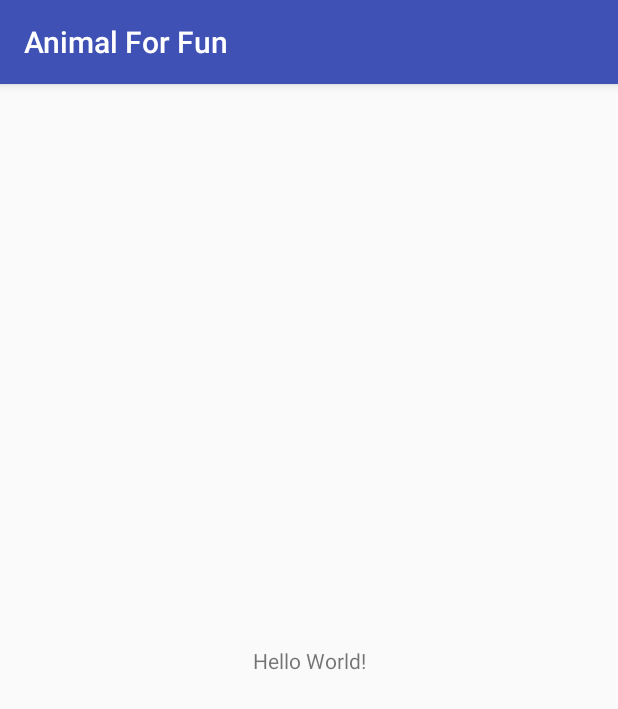
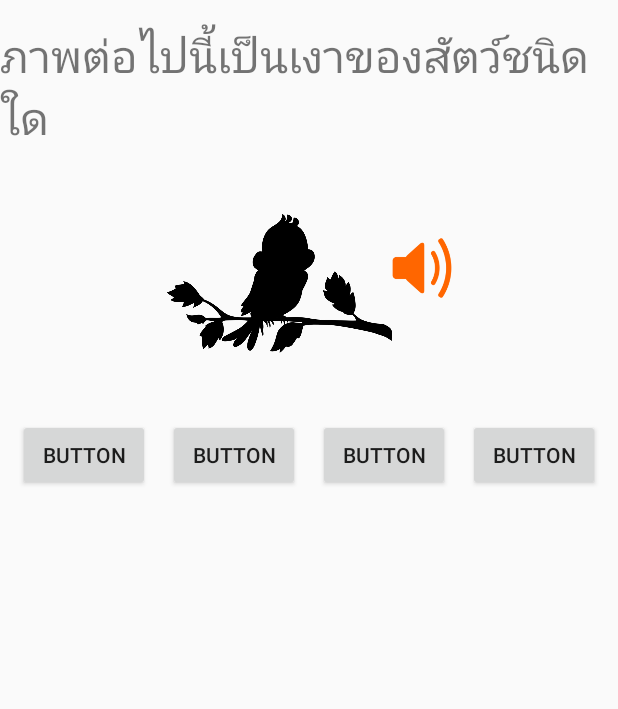
Before and after one commit to aornpl/AnimalForFun, an Android app: the MainActivity screen opened directly, with no data from a screen before it, on a phone screen of 412 x 824 dp. Shown: the top 709 px of the screen. Run offline under Robolectric (Android 15) with nearby library versions, the phone set to English and light mode, and no system bars.

Commit message:
Design Game UI Complete

```diff
--- a/app/src/main/res/layout/activity_main.xml
+++ b/app/src/main/res/layout/activity_main.xml
@@ -9,10 +9,80 @@
     <TextView
         android:layout_width="wrap_content"
         android:layout_height="wrap_content"
-        android:text="Hello World!"
-        app:layout_constraintBottom_toBottomOf="parent"
+        android:layout_marginTop="@dimen/my_margin"
+        android:text="@string/question"
+        android:textSize="@dimen/h1"
         app:layout_constraintLeft_toLeftOf="parent"
         app:layout_constraintRight_toRightOf="parent"
-        app:layout_constraintTop_toTopOf="parent" />
+        app:layout_constraintTop_toTopOf="parent"
+        android:id="@+id/textView2" />
+
+    <ImageView
+        android:id="@+id/imvQuestion"
+        android:layout_width="150dp"
+        android:layout_height="150dp"
+        android:layout_marginTop="@dimen/my_margin"
+        app:layout_constraintHorizontal_chainStyle="packed"
+        app:layout_constraintLeft_toLeftOf="parent"
+        app:layout_constraintRight_toLeftOf="@+id/imbVolume"
+        app:layout_constraintTop_toBottomOf="@+id/textView2"
+        app:srcCompat="@drawable/bird_02" />
+
+    <ImageButton
+        android:id="@+id/imbVolume"
+        android:layout_width="40dp"
+        android:layout_height="40dp"
+        android:background="@null"
+        android:onClick="palySound"
+        android:scaleType="fitCenter"
+        app:srcCompat="@drawable/volume"
+        app:layout_constraintLeft_toRightOf="@+id/imvQuestion"
+        app:layout_constraintRight_toRightOf="parent"
+        android:layout_marginTop="60dp"
+        app:layout_constraintTop_toBottomOf="@+id/textView2" />
+
+    <Button
+        android:id="@+id/btn1"
+        android:layout_width="wrap_content"
+        android:layout_height="wrap_content"
+        android:layout_marginTop="@dimen/my_margin"
+        android:onClick="choiceAns"
+        android:text="Button"
+        app:layout_constraintLeft_toLeftOf="parent"
+        app:layout_constraintRight_toLeftOf="@+id/btn2"
+        app:layout_constraintTop_toBottomOf="@+id/imvQuestion" />
+
+    <Button
+        android:id="@+id/btn2"
+        android:layout_width="wrap_content"
+        android:layout_height="wrap_content"
+        android:layout_marginTop="@dimen/my_margin"
+        android:onClick="choiceAns"
+        android:text="Button"
+        app:layout_constraintLeft_toRightOf="@+id/btn1"
+        app:layout_constraintRight_toLeftOf="@+id/btn3"
+        app:layout_constraintTop_toBottomOf="@+id/imvQuestion" />
+
+    <Button
+        android:id="@+id/btn3"
+        android:layout_width="wrap_content"
+        android:layout_height="wrap_content"
+        android:layout_marginTop="@dimen/my_margin"
+        android:onClick="choiceAns"
+        android:text="Button"
+        app:layout_constraintLeft_toRightOf="@+id/btn2"
+        app:layout_constraintRight_toLeftOf="@+id/btn4"
+        app:layout_constraintTop_toBottomOf="@+id/imvQuestion" />
+
+    <Button
+        android:id="@+id/btn4"
+        android:layout_width="wrap_content"
+        android:layout_height="wrap_content"
+        android:layout_marginTop="@dimen/my_margin"
+        android:onClick="choiceAns"
+        android:text="Button"
+        app:layout_constraintLeft_toRightOf="@+id/btn3"
+        app:layout_constraintRight_toRightOf="parent"
+        app:layout_constraintTop_toBottomOf="@+id/imvQuestion" />
 
 </android.support.constraint.ConstraintLayout>
--- a/app/src/main/res/values/dimens.xml
+++ b/app/src/main/res/values/dimens.xml
@@ -5,6 +5,6 @@
     <dimen name="h2">16sp</dimen>
     <dimen name="my_image">150dp</dimen>
     <dimen name="my_margin">15dp</dimen>
-    <dimen name="my_ivon_valume">40dp</dimen>
+    <dimen name="my_icon_valume">40dp</dimen>
 
 </resources>
--- a/app/src/main/res/values/styles.xml
+++ b/app/src/main/res/values/styles.xml
@@ -1,7 +1,7 @@
 <resources>
 
     <!-- Base application theme. -->
-    <style name="AppTheme" parent="Theme.AppCompat.Light.DarkActionBar">
+    <style name="AppTheme" parent="Theme.AppCompat.Light.NoActionBar">
         <!-- Customize your theme here. -->
         <item name="colorPrimary">@color/colorPrimary</item>
         <item name="colorPrimaryDark">@color/colorPrimaryDark</item>
```
